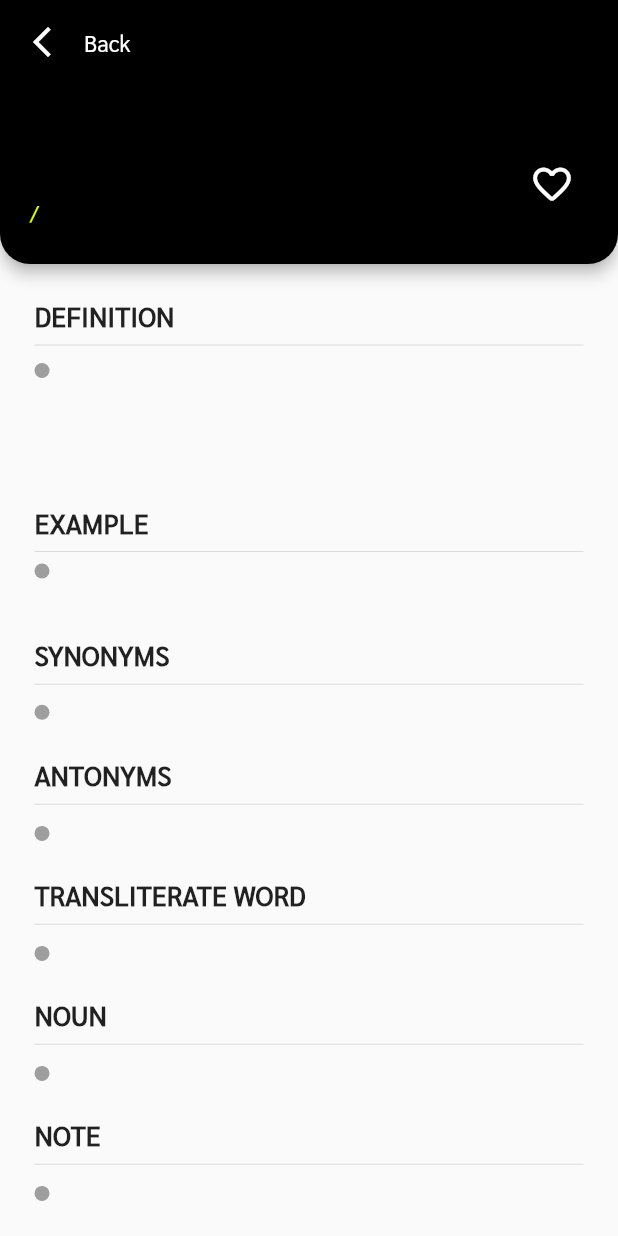
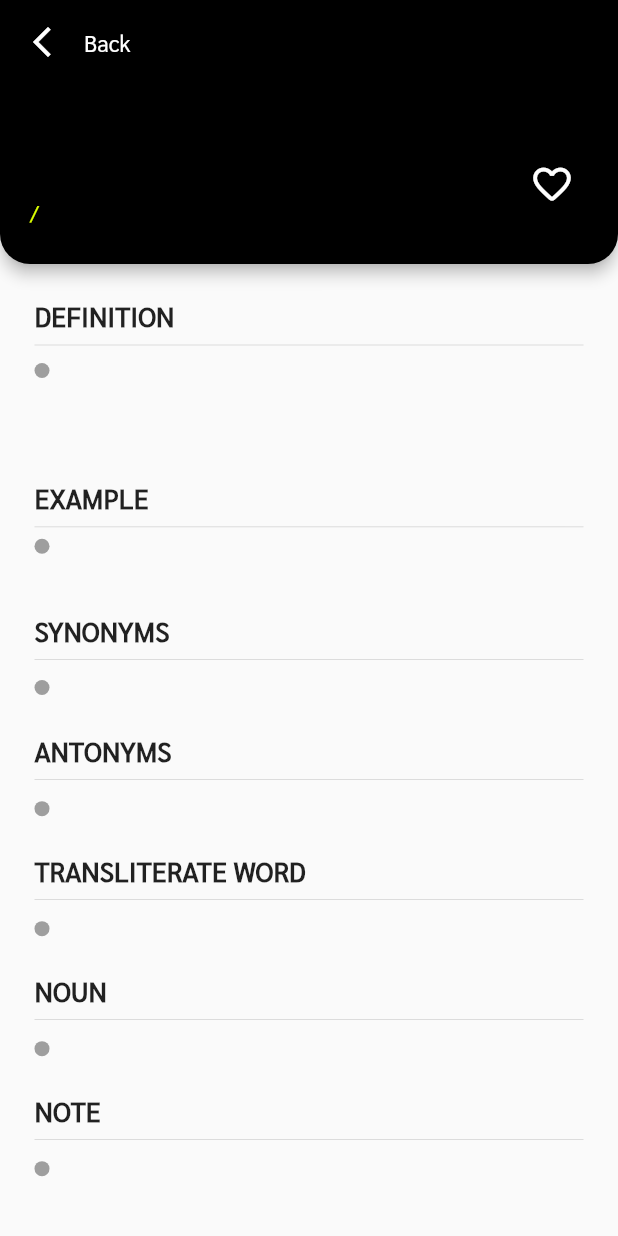
Before and after one commit to aimaimm/dictionary, a Flutter app: the Detail_wordTH_Screen screen opened directly with empty values, on a phone screen of 412 x 824 dp. Run offline on Flutter 3.47's test engine with Material 2 defaults, Android fonts, the phone set to English and light mode, and no system bars; our stand-ins replace flip_card, flutter_svg, shared_preferences, sqflite; accounts and stored records are empty.

Commit message:
size hight 5

```diff
--- a/lib/detail_wordth_screen.dart
+++ b/lib/detail_wordth_screen.dart
@@ -175,7 +175,7 @@ class _Detail_wordTH_ScreenState extends State<Detail_wordTH_Screen> {
                 children: [
                   SizedBox(
                     width: size.width * 0.055,
-                    height: size.height * 0.07,
+                    height: size.height * 0.05,
                   ),
                   Flexible(
                     child: Text(
```
